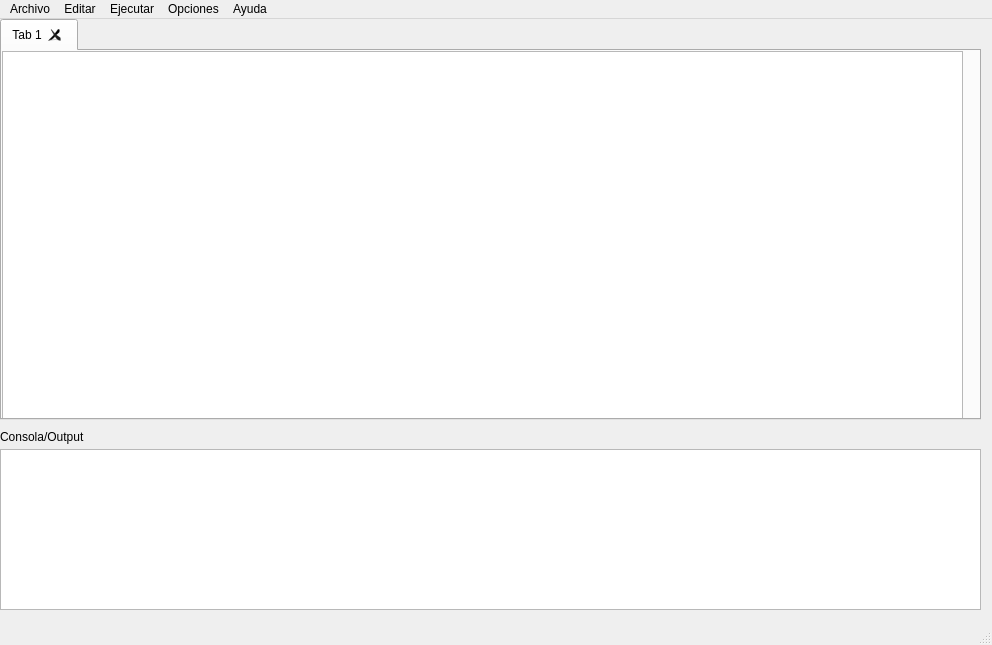
The window that Augus.ui (Gary-Joan/Proyecto1_Compi2) describes before a commit, drawn with Qt 5.
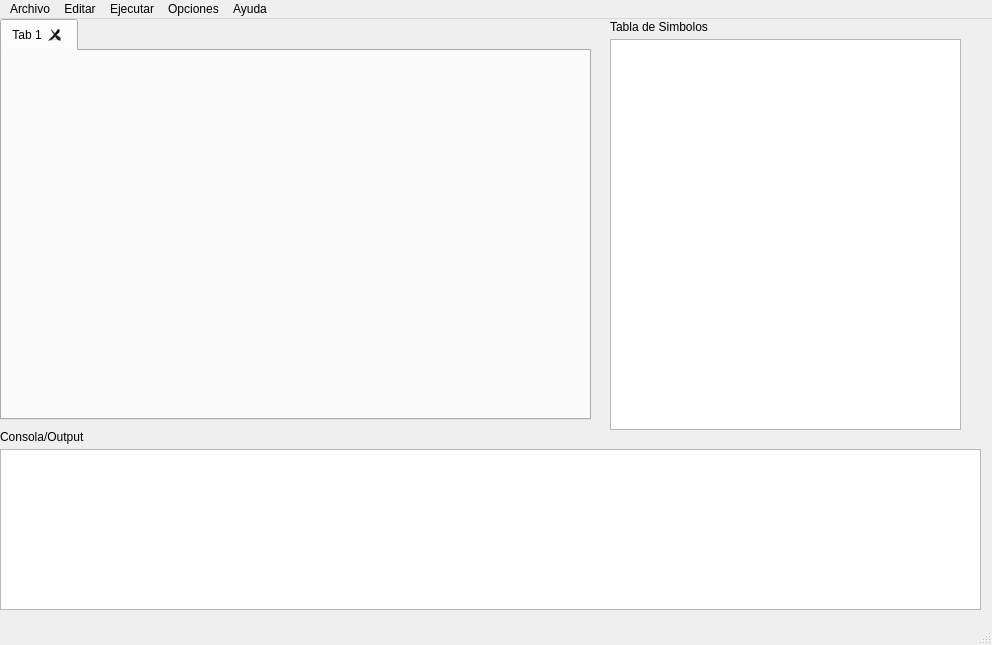
The same window after the commit.

The edit to the form file:
```diff
--- a/Augus.ui
+++ b/Augus.ui
@@ -19,7 +19,7 @@
      <rect>
       <x>0</x>
       <y>0</y>
-      <width>981</width>
+      <width>591</width>
       <height>401</height>
      </rect>
     </property>
@@ -36,16 +36,6 @@
      <attribute name="title">
       <string>Tab 1</string>
      </attribute>
-     <widget class="QPlainTextEdit" name="plainTextEdit_2">
-      <property name="geometry">
-       <rect>
-        <x>0</x>
-        <y>0</y>
-        <width>961</width>
-        <height>371</height>
-       </rect>
-      </property>
-     </widget>
     </widget>
    </widget>
    <widget class="QLabel" name="label">
@@ -71,6 +61,29 @@
      </rect>
     </property>
    </widget>
+   <widget class="QPlainTextEdit" name="plainTextEdit_2">
+    <property name="geometry">
+     <rect>
+      <x>610</x>
+      <y>20</y>
+      <width>351</width>
+      <height>391</height>
+     </rect>
+    </property>
+   </widget>
+   <widget class="QLabel" name="label_2">
+    <property name="geometry">
+     <rect>
+      <x>610</x>
+      <y>0</y>
+      <width>101</width>
+      <height>16</height>
+     </rect>
+    </property>
+    <property name="text">
+     <string>Tabla de Simbolos</string>
+    </property>
+   </widget>
   </widget>
   <widget class="QMenuBar" name="menubar">
    <property name="geometry">
```
